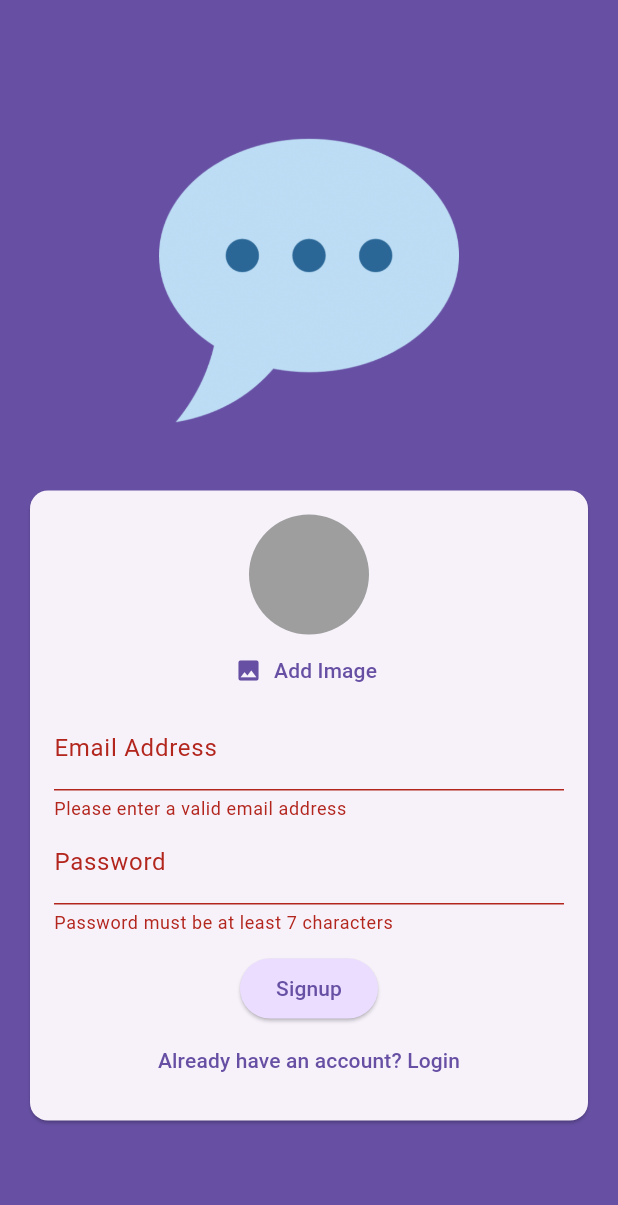
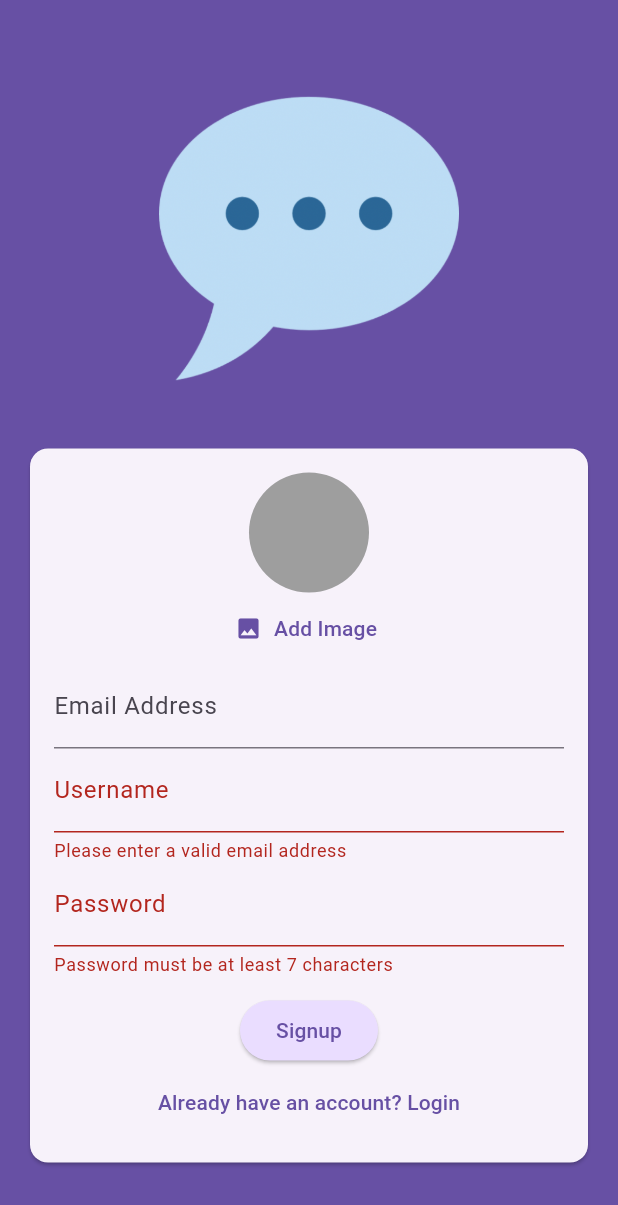
Before and after one commit to Avishka-Dulanjana/Chat-App, a Flutter app: the screen it shows after launch, after a tap on "Login", after a tap on "Create an account", on a phone screen of 412 x 824 dp. Shown: the top 1205 px of the screen. Run offline on Flutter 3.47's test engine with Material 3 defaults, Android fonts, the phone set to English and light mode, and no system bars; our stand-ins replace cloud_firestore, firebase_auth, firebase_core, firebase_storage, google_fonts, image_picker; accounts and stored records are empty.

Commit message:
Storing a Username

```diff
--- a/lib/screens/auth.dart
+++ b/lib/screens/auth.dart
@@ -24,6 +24,7 @@
   var _isLogin = true;
   var _enteredEmail = '';
   var _enteredPassword = '';
+  var _enteredUsername = '';
   File? _selectedImage;
   var _isAuthenticating = false;
 
@@ -57,9 +58,9 @@
 
         await FirebaseFirestore.instance
             .collection('users')
-            .doc('userCredentials.user!.uid')
+            .doc(userCredentials.user!.uid)
             .set({
-          'username': 'to be done ...',
+          'username': _enteredUsername,
           'email': _enteredEmail,
           'image_url': imageUrl,
         });
@@ -128,6 +129,19 @@
                             _enteredEmail = value!;
                           },
                         ),
+                        if (!_isLogin)
+                          TextFormField(
+                            decoration: const InputDecoration(
+                              labelText: 'Username',
+                            ),
+                            enableSuggestions: false,
+                            validator: (value) => (value == null ||
+                                    value.isEmpty ||
+                                    value.trim().length < 4)
+                                ? 'Username must be at least 7 characters'
+                                : null,
+                            onSaved: (value) => _enteredUsername = value!,
+                          ),
                         TextFormField(
                           decoration: const InputDecoration(
                             labelText: 'Password',
```
